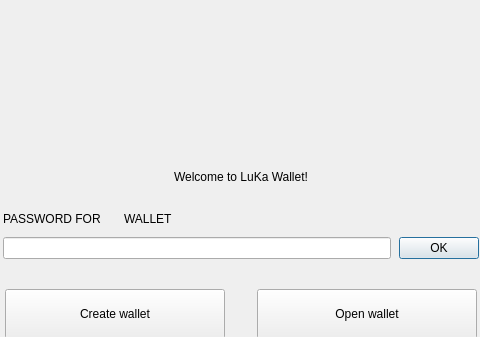
Qt form src/Gui/NoWallet/NoWalletFrame.ui (puroInstinto/lith004) before a commit; both pictures show x 178 to 658 and y 0 to 337 of the 838 by 660 pixel window.
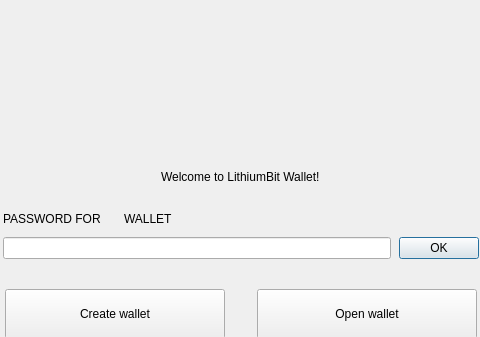
The same form after that commit. Custom widgets are drawn as their Qt base class.

Commit message: Update de Luk a Lithium

Patch:
```diff
--- a/src/Gui/NoWallet/NoWalletFrame.ui
+++ b/src/Gui/NoWallet/NoWalletFrame.ui
@@ -54,7 +54,7 @@
    <item alignment="Qt::AlignHCenter">
     <widget class="WalletGui::WalletHeaderLabel" name="m_welcomeLabel">
      <property name="text">
-      <string>Welcome to LuKa Wallet!</string>
+      <string>Welcome to LithiumBit Wallet!</string>
      </property>
     </widget>
    </item>
```
The commit also changes 280 other files.
